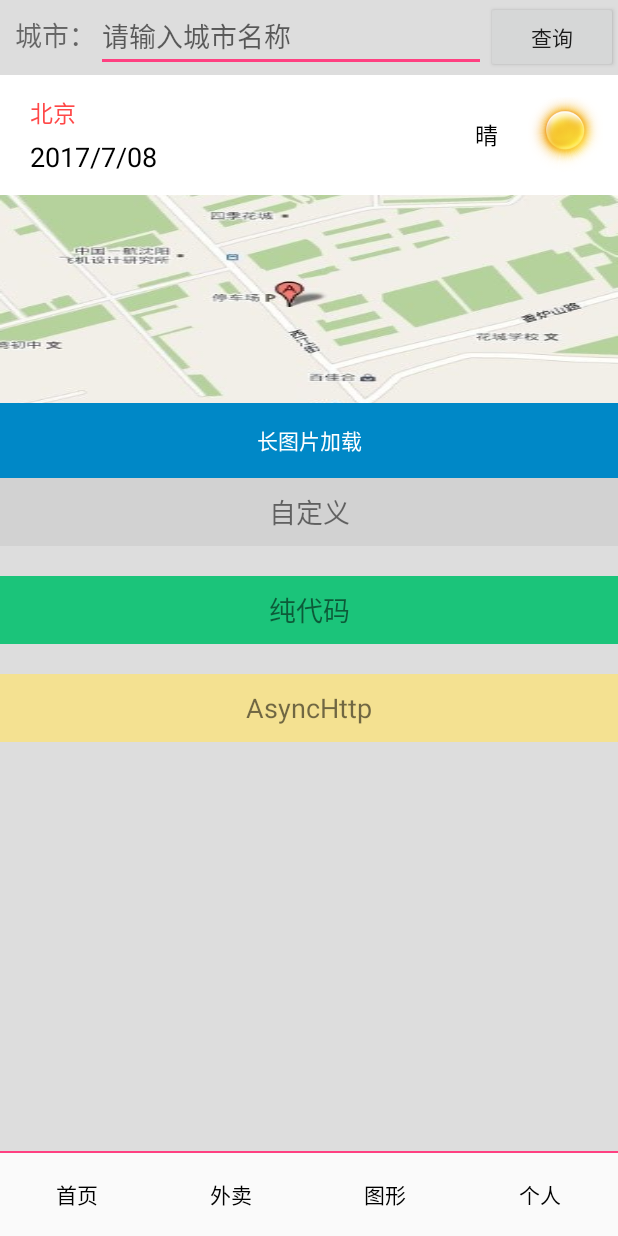
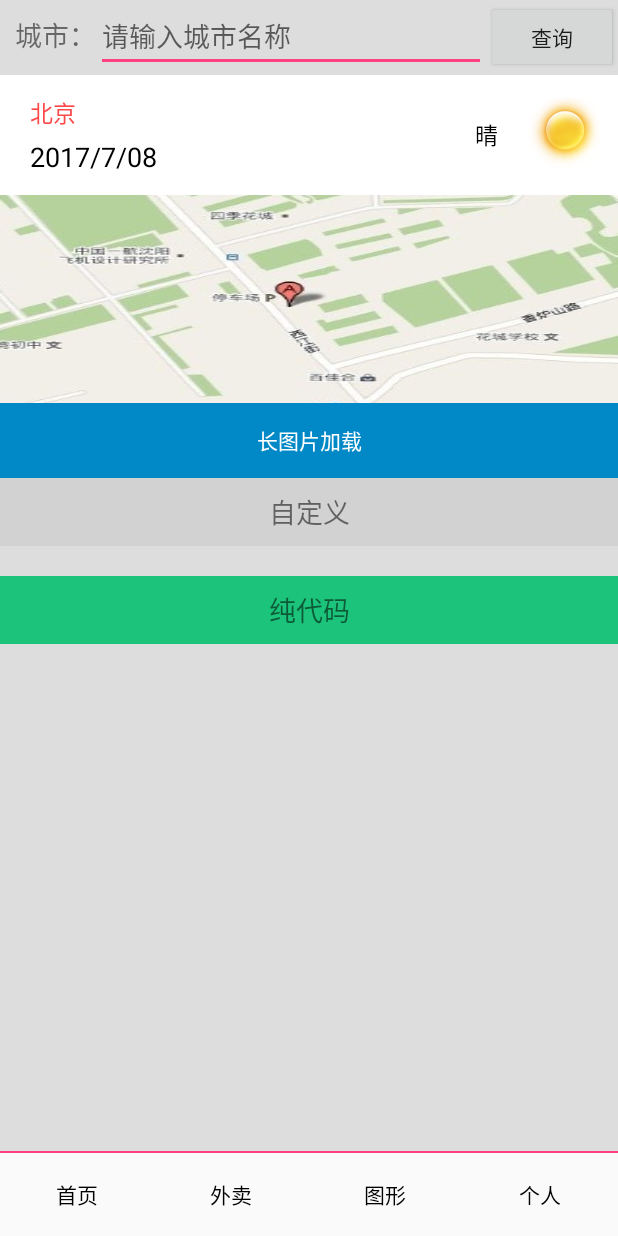
Before and after one commit to lixiangoko/ModuleEagle, an Android app: the screen it shows after launch (HomePageActivity), on a phone screen of 412 x 824 dp. Run offline under Robolectric (Android 15) with nearby library versions, the phone set to English and light mode, and no system bars; libraries missing offline, so code that uses them is left out: com.lzy.okgo; 2 statements that could not run were skipped.

```diff
--- a/app/src/main/AndroidManifest.xml
+++ b/app/src/main/AndroidManifest.xml
@@ -30,7 +30,9 @@
         android:roundIcon="@mipmap/ic_launcher_round"
         android:supportsRtl="true"
         android:theme="@style/AppTheme">
-        <activity android:name=".activity.HomePageActivity">
+        <activity
+            android:name=".activity.HomePageActivity"
+            android:screenOrientation="portrait">
             <intent-filter>
                 <action android:name="android.intent.action.MAIN" />
 
--- a/app/src/main/res/layout/home_fragment_item.xml
+++ b/app/src/main/res/layout/home_fragment_item.xml
@@ -142,5 +142,6 @@
         android:background="@color/cf4e191"
         android:gravity="center"
         android:text="AsyncHttp"
-        android:textSize="18sp" />
+        android:textSize="18sp"
+        android:visibility="gone" />
 </LinearLayout>
```
Also changed, not shown: app/src/main/res/layout/set_fragment_item.xml (+8 -1 lines).
